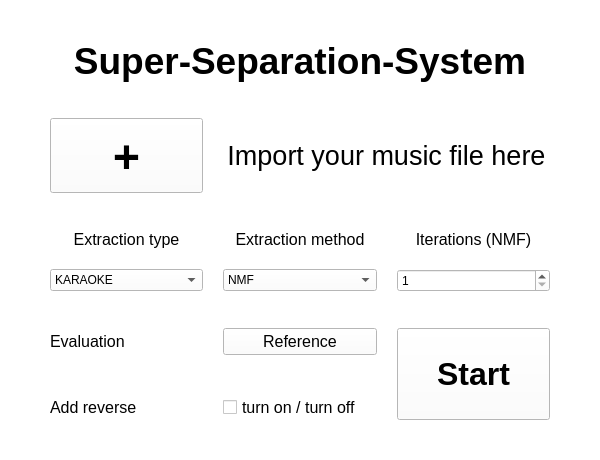
This is generated/ui/sss_init_8_main.ui in pkrucz00/super-separation-system as Qt 5 draws it before an edit. The edited form follows.
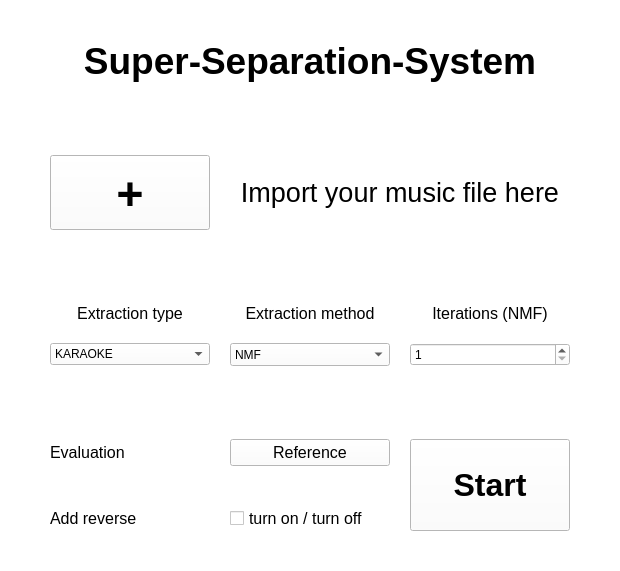
This is the edited form.

The edit to the form file:
```diff
--- a/generated/ui/sss_init_8_main.ui
+++ b/generated/ui/sss_init_8_main.ui
@@ -6,8 +6,8 @@
    <rect>
     <x>0</x>
     <y>0</y>
-    <width>600</width>
-    <height>460</height>
+    <width>620</width>
+    <height>571</height>
    </rect>
   </property>
   <property name="sizePolicy">
@@ -452,7 +452,7 @@
    </size>
   </property>
   <widget class="QWidget" name="centralwidget">
-   <layout class="QGridLayout" name="gridLayout_4" rowstretch="0,0,0,0,0,0,0,0,0,0,0,0,0,0">
+   <layout class="QGridLayout" name="gridLayout_4" rowstretch="0,0,0,0,0,0,0,0,0,0,0,0,0">
     <property name="leftMargin">
      <number>50</number>
     </property>
@@ -470,6 +470,24 @@
     </property>
     <item row="10" column="1">
      <widget class="QPushButton" name="referenceLocationButton">
+      <property name="sizePolicy">
+       <sizepolicy hsizetype="Preferred" vsizetype="Preferred">
+        <horstretch>0</horstretch>
+        <verstretch>0</verstretch>
+       </sizepolicy>
+      </property>
+      <property name="minimumSize">
+       <size>
+        <width>160</width>
+        <height>0</height>
+       </size>
+      </property>
+      <property name="maximumSize">
+       <size>
+        <width>160</width>
+        <height>16777215</height>
+       </size>
+      </property>
       <property name="font">
        <font>
         <pointsize>12</pointsize>
@@ -497,6 +515,24 @@
     </item>
     <item row="7" column="0">
      <widget class="QComboBox" name="extractionTypeComboBox">
+      <property name="sizePolicy">
+       <sizepolicy hsizetype="Preferred" vsizetype="Fixed">
+        <horstretch>0</horstretch>
+        <verstretch>0</verstretch>
+       </sizepolicy>
+      </property>
+      <property name="minimumSize">
+       <size>
+        <width>160</width>
+        <height>0</height>
+       </size>
+      </property>
+      <property name="baseSize">
+       <size>
+        <width>0</width>
+        <height>0</height>
+       </size>
+      </property>
       <property name="layoutDirection">
        <enum>Qt::LeftToRight</enum>
       </property>
@@ -573,6 +609,18 @@
     </item>
     <item row="2" column="1" colspan="2">
      <widget class="QLabel" name="importFIleLabel">
+      <property name="minimumSize">
+       <size>
+        <width>0</width>
+        <height>0</height>
+       </size>
+      </property>
+      <property name="maximumSize">
+       <size>
+        <width>340</width>
+        <height>16777215</height>
+       </size>
+      </property>
       <property name="font">
        <font>
         <pointsize>20</pointsize>
@@ -584,6 +632,9 @@
       <property name="alignment">
        <set>Qt::AlignCenter</set>
       </property>
+      <property name="wordWrap">
+       <bool>false</bool>
+      </property>
      </widget>
     </item>
     <item row="9" column="0">
@@ -647,6 +698,18 @@
     </item>
     <item row="7" column="1">
      <widget class="QComboBox" name="extractionMethodComboBox">
+      <property name="sizePolicy">
+       <sizepolicy hsizetype="Preferred" vsizetype="Preferred">
+        <horstretch>0</horstretch>
+        <verstretch>0</verstretch>
+       </sizepolicy>
+      </property>
+      <property name="minimumSize">
+       <size>
+        <width>160</width>
+        <height>0</height>
+       </size>
+      </property>
       <item>
        <property name="text">
         <string>NMF</string>
@@ -766,6 +829,18 @@
     </item>
     <item row="7" column="2">
      <widget class="QSpinBox" name="maxIterationsSpinBox">
+      <property name="sizePolicy">
+       <sizepolicy hsizetype="Minimum" vsizetype="Preferred">
+        <horstretch>0</horstretch>
+        <verstretch>0</verstretch>
+       </sizepolicy>
+      </property>
+      <property name="minimumSize">
+       <size>
+        <width>160</width>
+        <height>0</height>
+       </size>
+      </property>
       <property name="minimum">
        <number>1</number>
       </property>
```
Left out of the diff: 3 changed lines with no effect on the pictures.
